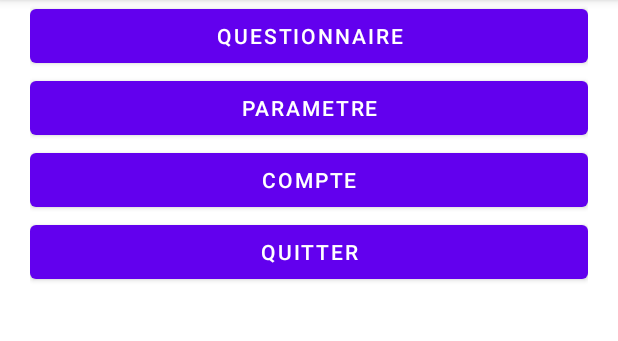
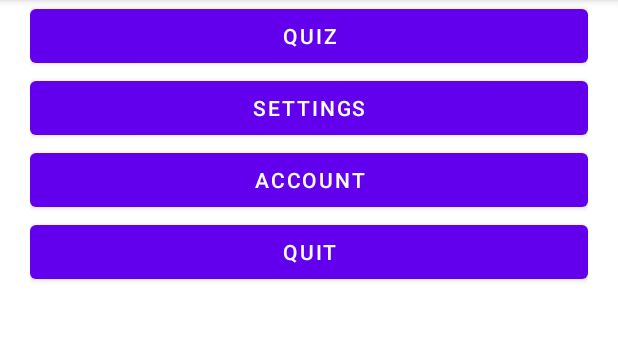
Before and after one commit to hperier1998/YnovAndroid1erProjet, an Android app: the fragment EndQuizFragment placed in its activity, after a tap on "FINISH", on a phone screen of 412 x 824 dp, the part 84-425 px from its top. Run offline under Robolectric (Android 15) with nearby library versions, the phone set to English and light mode, and no system bars.

Commit message:
Bug fix to maintain values across the
Maintains the username input and user score across fragments

```diff
--- a/RayziaxCorpProject/app/src/main/java/io/ynov/rayziaxcorpproject/DataObj.kt
+++ b/RayziaxCorpProject/app/src/main/java/io/ynov/rayziaxcorpproject/DataObj.kt
@@ -8,10 +8,9 @@ import android.content.Context
  * It bases itself on the strings.xml content.
  */
 object DataObj {
-    const val USER_NAME: String = "user_name"
-
-    const val TOTAL_QUESTIONS: String = "total_questions"
-    const val CORRECT_ANSWERS: String = "correct_answers"
+    val USER_NAME = "user_name"
+    val CORRECT_ANSWERS = "0"
+    val TOTAL_QUESTIONS = "6"
 
     /**
      * This function creates all the questions and adds them to a list of the data class QuestionFormation
--- a/RayziaxCorpProject/app/src/main/java/io/ynov/rayziaxcorpproject/EndQuizFragment.kt
+++ b/RayziaxCorpProject/app/src/main/java/io/ynov/rayziaxcorpproject/EndQuizFragment.kt
@@ -7,8 +7,9 @@ import android.view.View
 import android.view.ViewGroup
 import android.widget.Button
 import android.widget.Toast
+import io.ynov.rayziaxcorpproject.databinding.FragmentEndQuizBinding
+import io.ynov.rayziaxcorpproject.databinding.FragmentQuizBinding
 
-// TODO: Rename parameter arguments, choose names that match
 // the fragment initialization parameters, e.g. ARG_ITEM_NUMBER
 private const val ARG_PARAM1 = "param1"
 private const val ARG_PARAM2 = "param2"
@@ -19,15 +20,28 @@ private const val ARG_PARAM2 = "param2"
  * create an instance of this fragment.
  */
 class EndQuizFragment : Fragment() {
-    // TODO: Rename and change types of parameters
     private var param1: String? = null
     private var param2: String? = null
 
+    private lateinit var endQuizMainBinding: FragmentEndQuizBinding
+
+    private var userName: String? = null
+    private var correctAnswers: String? = null
+    private var totalQuestions: String? = null
+    private var score: String? = null
+
     override fun onCreate(savedInstanceState: Bundle?) {
         super.onCreate(savedInstanceState)
+
         arguments?.let {
             param1 = it.getString(ARG_PARAM1)
             param2 = it.getString(ARG_PARAM2)
+
+            // Retrieve the informations from the DataObj
+            userName = arguments?.getString(DataObj.USER_NAME)
+            correctAnswers = arguments?.getString(DataObj.CORRECT_ANSWERS)
+            totalQuestions = arguments?.getString(DataObj.TOTAL_QUESTIONS)
+            score = resources.getString(R.string.score_message) + correctAnswers + "/" + totalQuestions
         }
     }
 
@@ -36,7 +50,17 @@ class EndQuizFragment : Fragment() {
         savedInstanceState: Bundle?
     ): View? {
         // Inflate the layout for this fragment
-        return inflater.inflate(R.layout.fragment_end_quiz, container, false)
+        endQuizMainBinding = FragmentEndQuizBinding.inflate(inflater,container,false)
+
+        // Retrieve the user name from arguments
+        arguments?.let {
+            userName = it.getString(DataObj.USER_NAME)
+        }
+
+        endQuizMainBinding.resultUsername.text = userName
+        endQuizMainBinding.resultUserscore.text = score
+
+        return endQuizMainBinding.root
     }
 
     override fun onStart() {
@@ -58,7 +82,6 @@ class EndQuizFragment : Fragment() {
          * @param param2 Parameter 2.
          * @return A new instance of fragment EndQuizFragment.
          */
-        // TODO: Rename and change types and number of parameters
         @JvmStatic
         fun newInstance(param1: String, param2: String) =
             EndQuizFragment().apply {
--- a/RayziaxCorpProject/app/src/main/java/io/ynov/rayziaxcorpproject/MainActivity.kt
+++ b/RayziaxCorpProject/app/src/main/java/io/ynov/rayziaxcorpproject/MainActivity.kt
@@ -3,6 +3,7 @@ package io.ynov.rayziaxcorpproject
 import androidx.appcompat.app.AppCompatActivity
 import android.os.Bundle
 import android.view.MenuItem
+import android.widget.Toast
 import androidx.appcompat.app.ActionBarDrawerToggle
 import androidx.drawerlayout.widget.DrawerLayout
 import androidx.fragment.app.Fragment
@@ -38,6 +39,12 @@ class MainActivity : AppCompatActivity() {
             true
         }
         replaceFragment(HomeFragment(),title.toString()) // default add fragment home
+
+        Toast.makeText(
+            this@MainActivity,
+            resources.getString(R.string.toast_welcome) + " " + intent.getStringExtra(DataObj.USER_NAME),
+            Toast.LENGTH_SHORT
+        ).show()
     }
 
     /***
--- a/RayziaxCorpProject/app/src/main/res/layout/fragment_home.xml
+++ b/RayziaxCorpProject/app/src/main/res/layout/fragment_home.xml
@@ -20,28 +20,28 @@
                 android:layout_row="0"
                 android:layout_column="0"
                 android:id="@+id/btn_quiz_home"
-                android:text="Questionnaire" />
+                android:text="@string/quiz_menu" />
             <Button
                 android:layout_width="match_parent"
                 android:layout_height="match_parent"
                 android:id="@+id/btn_setting_home"
                 android:layout_row="1"
                 android:layout_column="0"
-                android:text="Parametre" />
+                android:text="@string/settings_menu" />
             <Button
                 android:layout_width="match_parent"
                 android:layout_height="match_parent"
                 android:id="@+id/btn_account_home"
                 android:layout_row="2"
                 android:layout_column="0"
-                android:text="Compte" />
+                android:text="@string/account_menu" />
             <Button
                 android:layout_width="match_parent"
                 android:layout_height="match_parent"
                 android:id="@+id/btn_quit_home"
                 android:layout_row="3"
                 android:layout_column="0"
-                android:text="Quitter" />
+                android:text="@string/quit_menu" />
         </GridLayout>
     </ScrollView>
 
--- a/RayziaxCorpProject/app/src/main/res/values/strings.xml
+++ b/RayziaxCorpProject/app/src/main/res/values/strings.xml
@@ -1,6 +1,8 @@
 <resources>
     <string name="app_name">MyQuizz</string>
     <string name="toast_message">Please enter your name</string>
+
+    <string name="toast_welcome">Welcome</string>
 
     <string name="close">Close</string>
     <string name="open">Open</string>
```
Also changed, not shown: RayziaxCorpProject/app/src/main/java/io/ynov/rayziaxcorpproject/QuizFragment.kt (+20 -17 lines), RayziaxCorpProject/app/src/main/java/io/ynov/rayziaxcorpproject/WelcomeActivity.kt (+8 -10 lines), RayziaxCorpProject/app/src/main/res/layout/fragment_end_quiz.xml (+6 -5 lines), 1 other file.
